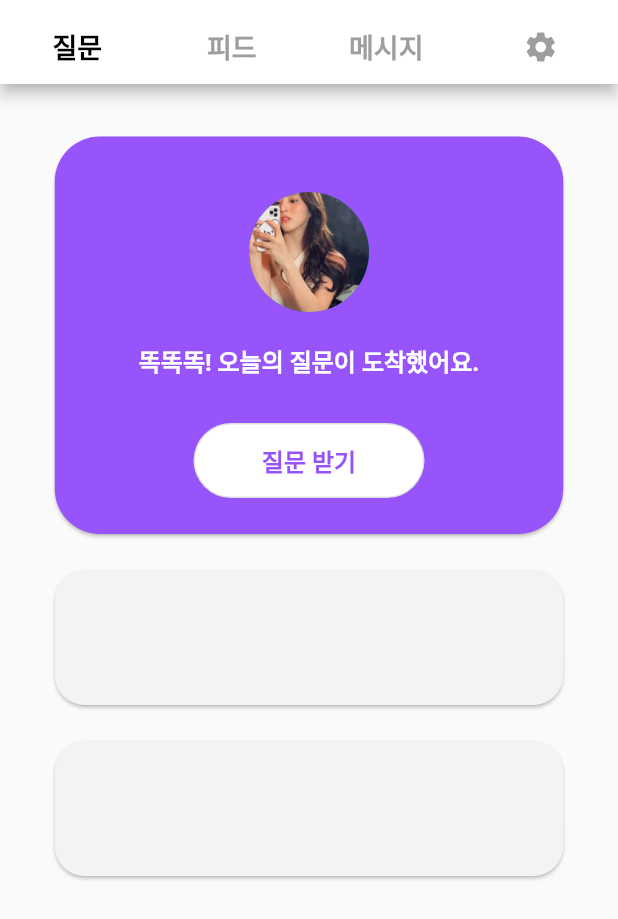
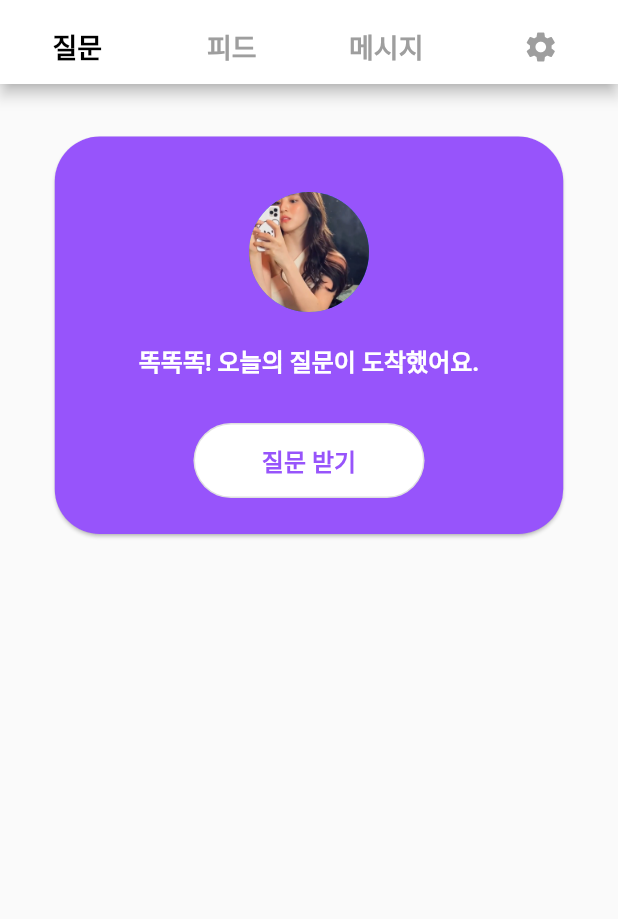
Before and after one commit to team-cooing/cooing-front, a Flutter app: the screen it shows after launch, on a phone screen of 412 x 824 dp. Shown: the top 919 px of the screen. Run offline on Flutter 3.47's test engine with Material 2 defaults, Android fonts, the phone set to English and light mode, and no system bars.

```diff
--- a/lib/pages/question_page.dart
+++ b/lib/pages/question_page.dart
@@ -8,7 +8,11 @@ class QuestionPage extends StatefulWidget {
   _QuestionPageState createState() => _QuestionPageState();
 }
 
-class _QuestionPageState extends State<QuestionPage> {
+class _QuestionPageState extends State<QuestionPage>
+    with AutomaticKeepAliveClientMixin {
+  @override
+  bool get wantKeepAlive => true;
+
   double cardHeight = 273.0;
   double timeAttackSize = 0.0;
   double askClosedMentSize = 0.0;
@@ -46,6 +50,11 @@ class _QuestionPageState extends State<QuestionPage> {
 
           break;
         case '답변 받기':
+          padding(8.0);
+          copyLink();
+          padding(8.0);
+          shareInsta();
+
           timetextColor = _colors[2];
           timeAttackSize = 0.0;
           askButtonText = closeAsk;
@@ -67,6 +76,8 @@ class _QuestionPageState extends State<QuestionPage> {
 
   @override
   Widget build(BuildContext context) {
+    super.build(context);
+
     return Scaffold(
       body: _askBody(),
     );
@@ -81,11 +92,11 @@ class _QuestionPageState extends State<QuestionPage> {
                     child: Column(children: <Widget>[
           const Padding(padding: EdgeInsets.all(8.0)),
           pupleBox(),
-          const Padding(padding: EdgeInsets.all(8.0)),
-          copyLink(),
-          const Padding(padding: EdgeInsets.all(8.0)),
-          shareInsta()
         ])))));
+  }
+
+  Widget padding(double num) {
+    return Padding(padding: EdgeInsets.all(num));
   }
 
   Widget copyLink() {
--- a/lib/pages/tap_page.dart
+++ b/lib/pages/tap_page.dart
@@ -5,10 +5,12 @@ class TabPage extends StatefulWidget {
   const TabPage({super.key});
 
   @override
-  _TabPageState createState() => _TabPageState();
+  TabPageState createState() => TabPageState();
 }
 
-class _TabPageState extends State<TabPage> with SingleTickerProviderStateMixin {
+class TabPageState extends State<TabPage> with TickerProviderStateMixin {
+  late TabController _tabController;
+
   static const List<Tab> myTabs = <Tab>[
     Tab(text: '질문'),
     Tab(text: '피드'),
@@ -18,12 +20,11 @@ class _TabPageState extends State<TabPage> with SingleTickerProviderStateMixin {
     ),
   ];
 
-  late TabController _tabController;
-
   @override
   void initState() {
     super.initState();
-    _tabController = TabController(vsync: this, length: myTabs.length);
+    _tabController =
+        TabController(length: myTabs.length, vsync: this, initialIndex: 0);
   }
 
   @override
@@ -43,7 +44,9 @@ class _TabPageState extends State<TabPage> with SingleTickerProviderStateMixin {
 
   @override
   Widget build(BuildContext context) {
-    return Scaffold(
+    return DefaultTabController(
+        length: myTabs.length,
+        child: Scaffold(
           appBar: AppBar(
             backgroundColor: const Color(0xffFFFFFF),
             flexibleSpace: Column(
@@ -66,6 +69,6 @@ class _TabPageState extends State<TabPage> with SingleTickerProviderStateMixin {
             Tab(icon: Icon(Icons.directions_bike_outlined)),
             Tab(icon: Icon(Icons.directions_boat))
           ]),
-    );
+        ));
   }
 }
```
Lines whose indentation alone changed are shown as unchanged.
